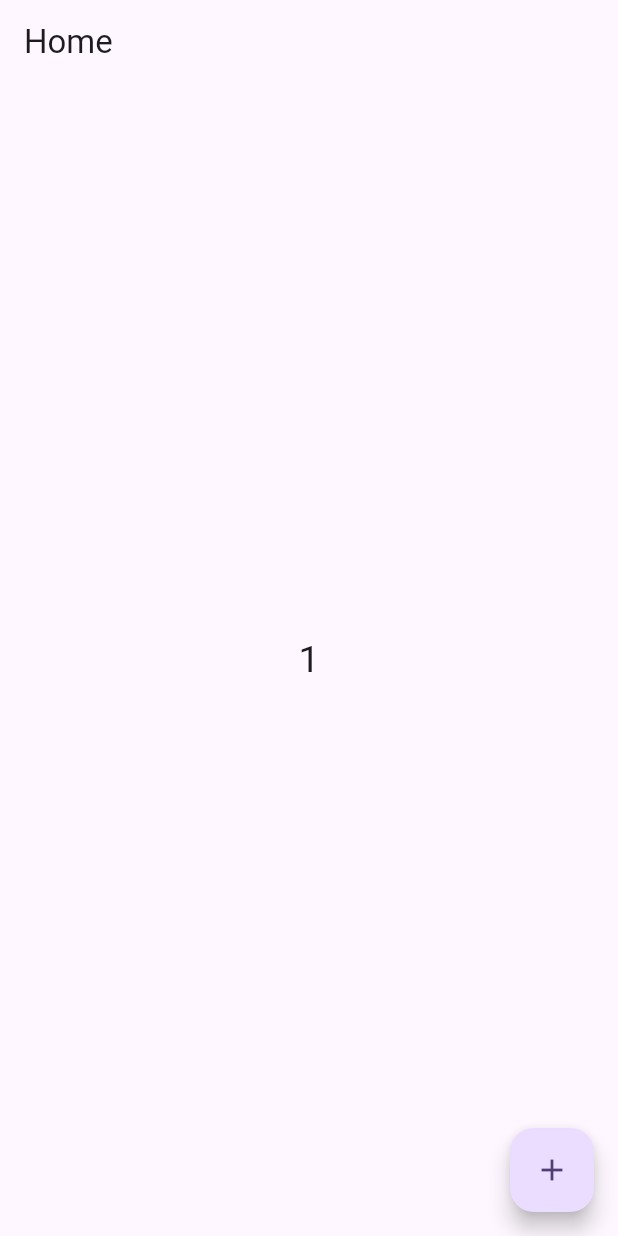
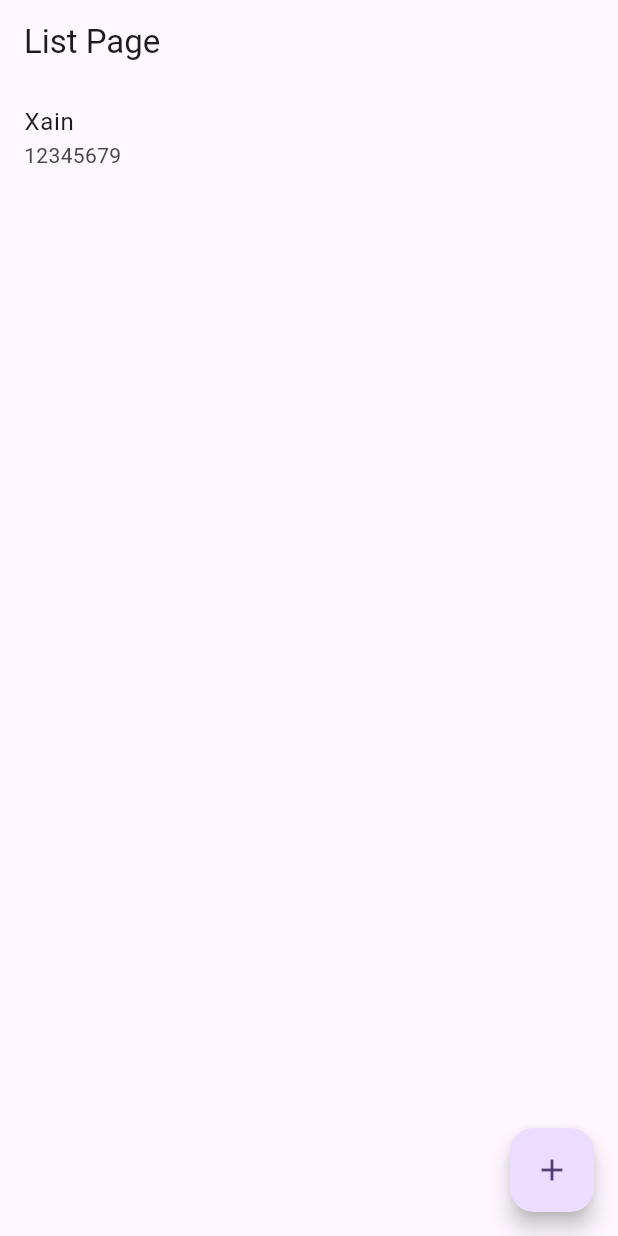
Before and after one commit to muhammadXainAhmad/provider_application_flutter, a Flutter app: the screen it shows after launch, after a tap on the "add" icon, on a phone screen of 412 x 824 dp. Run offline on Flutter 3.47's test engine with Material 3 defaults, Android fonts, the light colour scheme and no system bars.

Commit message:
Added list page handling List<Map> data

```diff
--- a/lib/list_page.dart
+++ b/lib/list_page.dart
@@ -0,0 +1,40 @@
+import 'package:flutter/material.dart';
+import 'package:provider/provider.dart';
+import 'package:provider_application/list_map_provider.dart';
+
+class ListPage extends StatelessWidget {
+  const ListPage({super.key});
+
+  @override
+  Widget build(BuildContext context) {
+    return Scaffold(
+      appBar: AppBar(title: Text("List Page")),
+      body: Consumer<ListMapProvider>(
+        builder: (_, provider, __) {
+          var allData=provider.getData();
+          return allData.isNotEmpty
+              ? ListView.builder(
+                itemCount: allData.length,
+                itemBuilder: (_, index) {
+                return ListTile(
+                  title: Text("${allData[index]["Name"]}"),
+                  subtitle: Text("${allData[index]["Contact No"]}"),
+                );
+              })
+              : Center(child: Text("NO DATA"));
+          // ^ Same as:
+          // ctx.watch<ListMapProvider>().getData();
+        },
+      ),
+      floatingActionButton: FloatingActionButton(
+        onPressed: () {
+          context.read<ListMapProvider>().addData({
+            "Name": "Xain",
+            "Contact No": "12345679",
+          });
+        },
+        child: Icon(Icons.add),
+      ),
+    );
+  }
+}
--- a/lib/main.dart
+++ b/lib/main.dart
@@ -1,6 +1,8 @@
 import 'package:flutter/material.dart';
 import 'package:provider/provider.dart';
 import 'package:provider_application/counter_provider.dart';
+import 'package:provider_application/list_map_provider.dart';
+import 'package:provider_application/list_page.dart';
 
 void main() {
   runApp(const MyApp());
@@ -18,8 +20,11 @@ class MyApp extends StatelessWidget {
         colorScheme: ColorScheme.fromSeed(seedColor: Colors.deepPurple),
       ),
       home: ChangeNotifierProvider(
+        create: (_) => ListMapProvider(),
+        child: ListPage(),
+        /*
         create: (context) => CounterProvider(),
-        child: HomePage(),
+        child: HomePage(),*/
       ),
     );
   }
```
